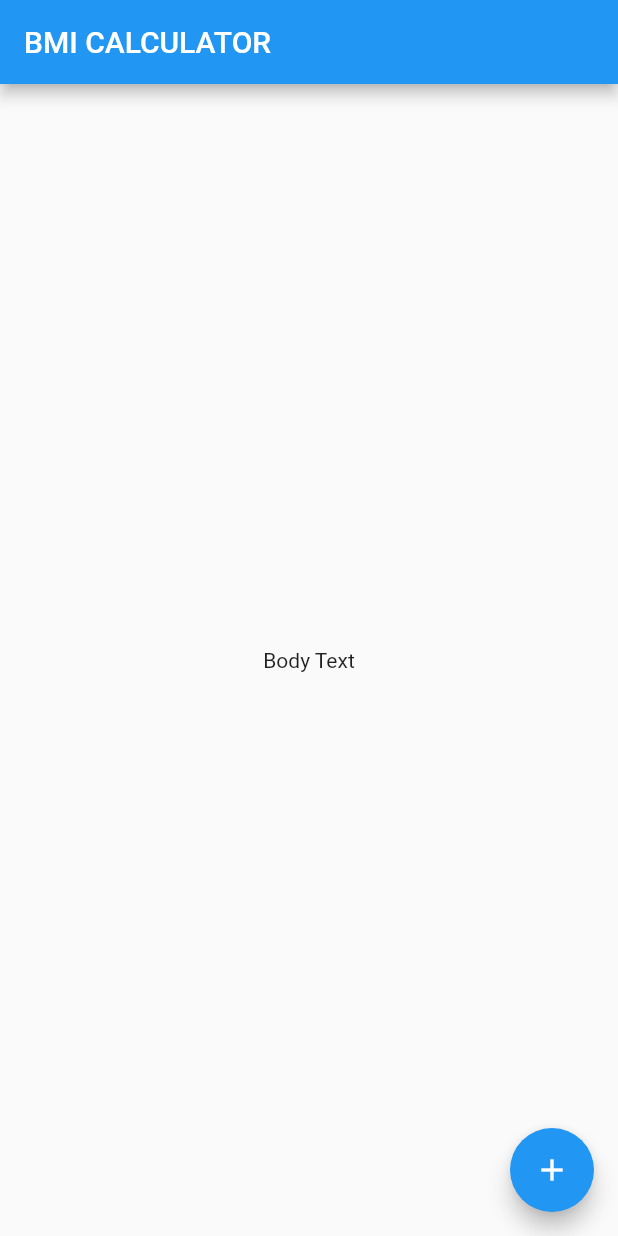
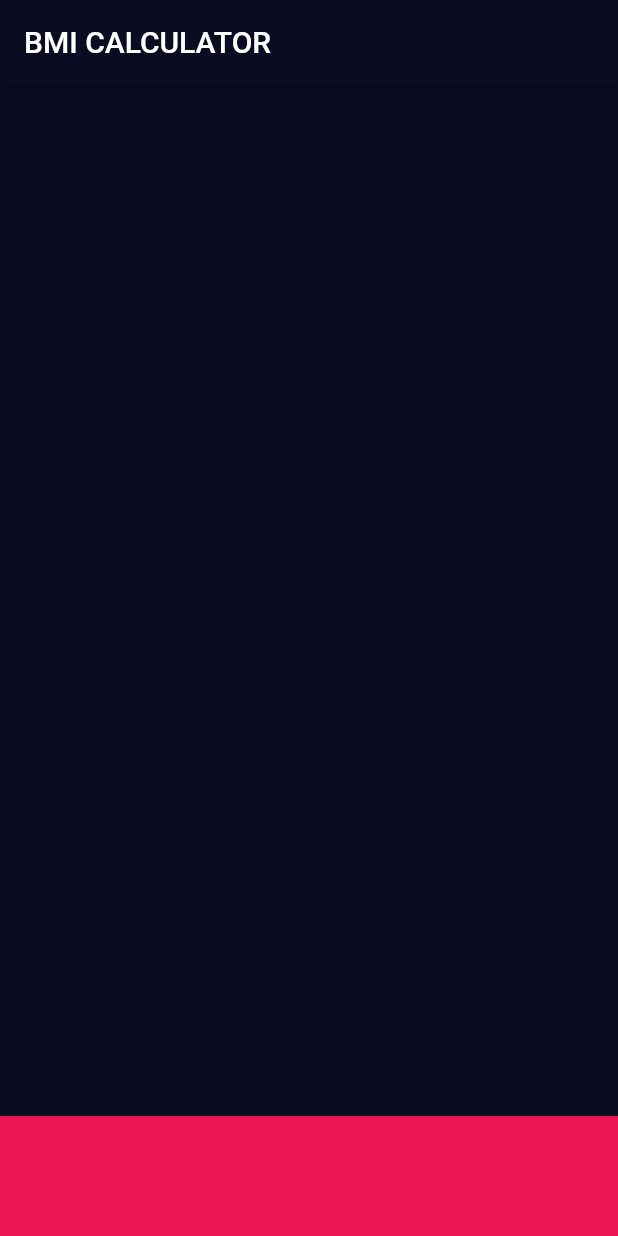
Before and after one commit to HeratUni-CS/bmi-calculator-sayedanbia1, a Flutter app: the screen it shows after launch, on a phone screen of 412 x 824 dp. Run offline on Flutter 3.47's test engine with Material 2 defaults, Android fonts, the phone set to English and light mode, and no system bars.

Commit message:
create reusable method

```diff
--- /dev/null
+++ b/lib/input_file.dart
@@ -0,0 +1,61 @@
+import 'package:flutter/material.dart';
+
+const activecolor= Color(0xFF0A0D22);
+
+class InputPage extends StatefulWidget {
+  @override
+  State<InputPage> createState() => _InputPageState();
+}
+
+class _InputPageState extends State<InputPage> {
+  @override
+  Widget build(BuildContext context) {
+    return Scaffold(
+        appBar: AppBar(
+          title: Text('BMI CALCULATOR'),
+        ),
+        body: Column(
+          children: [
+            Expanded(
+                child: Row(
+              children: [
+                reusableWidget(color: activecolor,),
+                reusableWidget(color: activecolor),
+              ],
+            )),
+            reusableWidget(color: activecolor),
+            Expanded(
+                child: Row(
+              children: [
+                reusableWidget(color: activecolor),
+                reusableWidget(color: activecolor),
+              ],
+            ),
+            ),
+            Container(
+              height: 80,
+              color: Color(0xFFEB1555),
+              margin: EdgeInsets.only(top: 10),
+            ),
+          ],
+        ),
+    );
+  }
+}
+
+class reusableWidget extends StatelessWidget {
+ reusableWidget({required this.color, this.child});
+final Color color;
+final Widget? child;
+  @override
+  Widget build(BuildContext context) {
+    return Expanded(
+        child: Container(
+          margin: EdgeInsets.all(15),
+          decoration: BoxDecoration(
+            borderRadius: BorderRadius.circular(10),
+            color: color,
+          ),
+    ));
+  }
+}
--- a/lib/main.dart
+++ b/lib/main.dart
@@ -1,4 +1,5 @@
 import 'package:flutter/material.dart';
+import 'input_file.dart';
 
 void main() => runApp(BMICalculator());
 
@@ -6,30 +7,11 @@ class BMICalculator extends StatelessWidget {
   @override
   Widget build(BuildContext context) {
     return MaterialApp(
+      theme: ThemeData.dark().copyWith(
+        appBarTheme: AppBarTheme(backgroundColor: Color(0xFF0A0D22)),
+        scaffoldBackgroundColor: Color(0xFF0A0D22),
+      ),
       home: InputPage(),
     );
   }
 }
-
-class InputPage extends StatefulWidget {
-  @override
-  State<InputPage> createState() => _InputPageState();
-}
-
-class _InputPageState extends State<InputPage> {
-  @override
-  Widget build(BuildContext context) {
-    return Scaffold(
-      appBar: AppBar(
-        title: Text('BMI CALCULATOR'),
-      ),
-      body: Center(
-        child: Text('Body Text'),
-      ),
-      floatingActionButton: FloatingActionButton(
-        onPressed: () {},
-        child: Icon(Icons.add),
-      ),
-    );
-  }
-}
```
Also changed, not shown: pubspec.lock.
